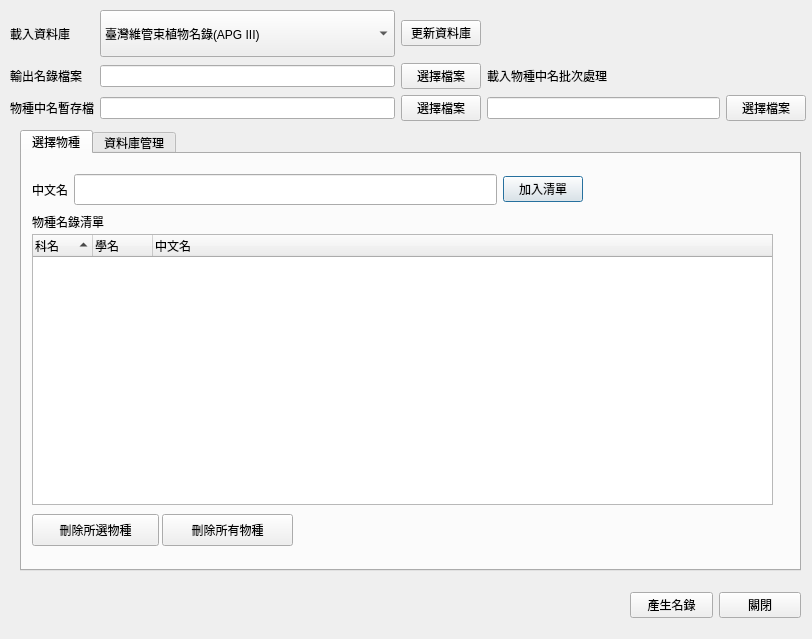
Above: src/ui/namegen.ui from TaiBON/checklister before the change. Below: the same form after it.
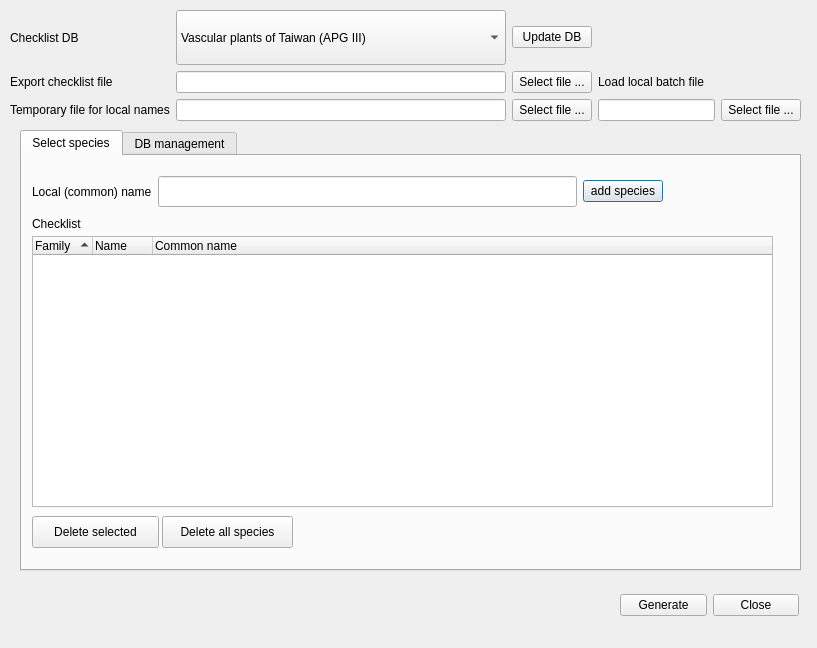
That is the form after the change.

Patch:
```diff
--- a/src/ui/namegen.ui
+++ b/src/ui/namegen.ui
@@ -6,8 +6,8 @@
    <rect>
     <x>0</x>
     <y>0</y>
-    <width>812</width>
-    <height>639</height>
+    <width>817</width>
+    <height>648</height>
    </rect>
   </property>
   <property name="windowTitle">
@@ -24,15 +24,18 @@
    </property>
    <property name="font">
     <font>
-     <family>Arial Narrow</family>
+     <family>Arial</family>
     </font>
    </property>
    <property name="currentIndex">
     <number>0</number>
    </property>
+   <property name="usesScrollButtons">
+    <bool>true</bool>
+   </property>
    <widget class="QWidget" name="tabSelect">
     <attribute name="title">
-     <string>選擇物種</string>
+     <string>Select species</string>
     </attribute>
     <widget class="QTreeWidget" name="treeWidget">
      <property name="geometry">
@@ -81,17 +84,17 @@
      </attribute>
      <column>
       <property name="text">
-       <string>科名</string>
+       <string>Family</string>
       </property>
      </column>
      <column>
       <property name="text">
-       <string>學名</string>
+       <string>Name</string>
       </property>
      </column>
      <column>
       <property name="text">
-       <string>中文名</string>
+       <string>Common name</string>
       </property>
      </column>
     </widget>
@@ -100,7 +103,7 @@
       <rect>
        <x>10</x>
        <y>10</y>
-       <width>551</width>
+       <width>631</width>
        <height>51</height>
       </rect>
      </property>
@@ -108,7 +111,7 @@
       <item row="0" column="0">
        <widget class="QLabel" name="label_5">
         <property name="text">
-         <string>中文名</string>
+         <string>Local (common) name</string>
         </property>
        </widget>
       </item>
@@ -128,7 +131,7 @@
          </font>
         </property>
         <property name="toolTip">
-         <string>&lt;html&gt;&lt;head/&gt;&lt;body&gt;&lt;p&gt;輸入物種開頭前幾字則會列出近似物種，&lt;/p&gt;&lt;p&gt;可按 enter 或 return 選擇該物種加入下方物種名錄清單&lt;/p&gt;&lt;/body&gt;&lt;/html&gt;</string>
+         <string>&lt;html&gt;&lt;head/&gt;&lt;body&gt;&lt;p&gt;Input species name. Type part of common names/epithets/family to list similar names. &lt;/p&gt;&lt;p&gt;You can press enter or return to add it to the checklist.&lt;/p&gt;&lt;/body&gt;&lt;/html&gt;</string>
         </property>
         <property name="autoFillBackground">
          <bool>false</bool>
@@ -138,7 +141,7 @@
       <item row="0" column="2">
        <widget class="QPushButton" name="butAddToTree">
         <property name="text">
-         <string>加入清單</string>
+         <string>add species</string>
         </property>
        </widget>
       </item>
@@ -154,7 +157,7 @@
       </rect>
      </property>
      <property name="text">
-      <string>刪除所選物種</string>
+      <string>Delete selected</string>
      </property>
     </widget>
     <widget class="QPushButton" name="butDeleteAll">
@@ -167,7 +170,7 @@
       </rect>
      </property>
      <property name="text">
-      <string>刪除所有物種</string>
+      <string>Delete all species</string>
      </property>
     </widget>
     <widget class="QLabel" name="label_7">
@@ -180,13 +183,13 @@
       </rect>
      </property>
      <property name="text">
-      <string>物種名錄清單</string>
+      <string>Checklist</string>
      </property>
     </widget>
    </widget>
    <widget class="QWidget" name="tabBatch">
     <attribute name="title">
-     <string>資料庫管理</string>
+     <string>DB management</string>
     </attribute>
     <widget class="QWidget" name="horizontalLayoutWidget_2">
      <property name="geometry">
@@ -201,7 +204,7 @@
       <item>
        <widget class="QLabel" name="label">
         <property name="text">
-         <string>物種清單資料表</string>
+         <string>Checklist file</string>
         </property>
        </widget>
       </item>
@@ -215,10 +218,10 @@
       <item>
        <widget class="QPushButton" name="butBlist">
         <property name="toolTip">
-         <string>&lt;html&gt;&lt;head/&gt;&lt;body&gt;&lt;p&gt;選擇物種清單的資料表，這個資料表為 csv 檔案，以 UTF-8 編碼。&lt;/p&gt;&lt;/body&gt;&lt;/html&gt;</string>
+         <string>&lt;html&gt;&lt;head/&gt;&lt;body&gt;&lt;p&gt;&lt;br/&gt;&lt;/p&gt;&lt;/body&gt;&lt;/html&gt;</string>
         </property>
         <property name="text">
-         <string>選擇檔案</string>
+         <string>Select file</string>
         </property>
        </widget>
       </item>
@@ -231,7 +234,7 @@
     <rect>
      <x>10</x>
      <y>10</y>
-     <width>796</width>
+     <width>791</width>
      <height>111</height>
     </rect>
    </property>
@@ -239,10 +242,10 @@
     <item row="2" column="2">
      <widget class="QPushButton" name="butSelectTempFile">
       <property name="toolTip">
-       <string>&lt;html&gt;&lt;head/&gt;&lt;body&gt;&lt;p&gt;選擇暫存的物種中名暫存檔，未來可重複載入此檔案批次產生名錄&lt;/p&gt;&lt;/body&gt;&lt;/html&gt;</string>
+       <string>&lt;html&gt;&lt;head/&gt;&lt;body&gt;&lt;p&gt;Select temporary file to save common names, and this file can be loaded to generate checklist later&lt;/p&gt;&lt;/body&gt;&lt;/html&gt;</string>
       </property>
       <property name="text">
-       <string>選擇檔案</string>
+       <string>Select file ...</string>
       </property>
      </widget>
     </item>
@@ -256,17 +259,17 @@
       </property>
       <item>
        <property name="text">
-        <string>臺灣維管束植物名錄(APG III)</string>
+        <string>Vascular plants of Taiwan (APG III)</string>
        </property>
       </item>
       <item>
        <property name="text">
-        <string>臺灣維管束植物名錄(Flora of Taiwan 2nd Edition)</string>
+        <string>Vascular plants of Taiwan (Flora of Taiwan 2nd Edition)</string>
        </property>
       </item>
       <item>
        <property name="text">
-        <string>臺灣鳥類名錄(2014)</string>
+        <string>Bird list of Taiwan (2014)</string>
        </property>
       </item>
      </widget>
@@ -281,17 +284,17 @@
     <item row="1" column="0">
      <widget class="QLabel" name="label_2">
       <property name="text">
-       <string>輸出名錄檔案</string>
+       <string>Export checklist file</string>
       </property>
      </widget>
     </item>
     <item row="1" column="2">
      <widget class="QPushButton" name="butSelectOutput">
       <property name="toolTip">
-       <string>&lt;html&gt;&lt;head/&gt;&lt;body&gt;&lt;p&gt;選擇輸出的名錄檔案，會依照附檔名輸出相對應的格式。&lt;/p&gt;&lt;p&gt;目前支援的格式有：Microsoft Word 2007 (.docx), Open document format (.odt), markdown (.md) 等&lt;/p&gt;&lt;/body&gt;&lt;/html&gt;</string>
+       <string>&lt;html&gt;&lt;head/&gt;&lt;body&gt;&lt;p&gt;Select export checklist file. Supported file formats: Microsoft Word 2007 (.docx), Open document format (.odt), markdown (.md). Default is docx and markdown.&lt;/p&gt;&lt;/body&gt;&lt;/html&gt;</string>
       </property>
       <property name="text">
-       <string>選擇檔案</string>
+       <string>Select file ...</string>
       </property>
      </widget>
     </item>
@@ -301,24 +304,24 @@
     <item row="0" column="2">
      <widget class="QPushButton" name="butUpdateDB">
       <property name="toolTip">
-       <string>&lt;html&gt;&lt;head/&gt;&lt;body&gt;&lt;p&gt;更新名錄資料庫(需連上網路)&lt;/p&gt;&lt;/body&gt;&lt;/html&gt;</string>
+       <string>&lt;html&gt;&lt;head/&gt;&lt;body&gt;&lt;p&gt;Update the checklist database&lt;/p&gt;&lt;/body&gt;&lt;/html&gt;</string>
       </property>
       <property name="text">
-       <string>更新資料庫</string>
+       <string>Update DB</string>
       </property>
      </widget>
     </item>
     <item row="0" column="0">
      <widget class="QLabel" name="label_3">
       <property name="text">
-       <string>載入資料庫</string>
+       <string>Checklist DB</string>
       </property>
      </widget>
     </item>
     <item row="2" column="0">
      <widget class="QLabel" name="label_6">
       <property name="text">
-       <string>物種中名暫存檔</string>
+       <string>Temporary file for local names</string>
       </property>
      </widget>
     </item>
@@ -328,14 +331,14 @@
     <item row="2" column="4">
      <widget class="QPushButton" name="butSlist">
       <property name="text">
-       <string>選擇檔案</string>
+       <string>Select file ...</string>
       </property>
      </widget>
     </item>
     <item row="1" column="3">
      <widget class="QLabel" name="label_4">
       <property name="text">
-       <string>載入物種中名批次處理</string>
+       <string>Load local batch file</string>
       </property>
      </widget>
     </item>
@@ -344,9 +347,9 @@
   <widget class="QWidget" name="horizontalLayoutWidget_4">
    <property name="geometry">
     <rect>
-     <x>630</x>
+     <x>620</x>
      <y>580</y>
-     <width>171</width>
+     <width>179</width>
      <height>51</height>
     </rect>
    </property>
@@ -354,14 +357,14 @@
     <item>
      <widget class="QPushButton" name="butGenerateSp">
       <property name="text">
-       <string>產生名錄</string>
+       <string>Generate</string>
       </property>
      </widget>
     </item>
     <item>
      <widget class="QPushButton" name="butClose1">
       <property name="text">
-       <string>關閉</string>
+       <string>Close</string>
       </property>
      </widget>
     </item>
```
